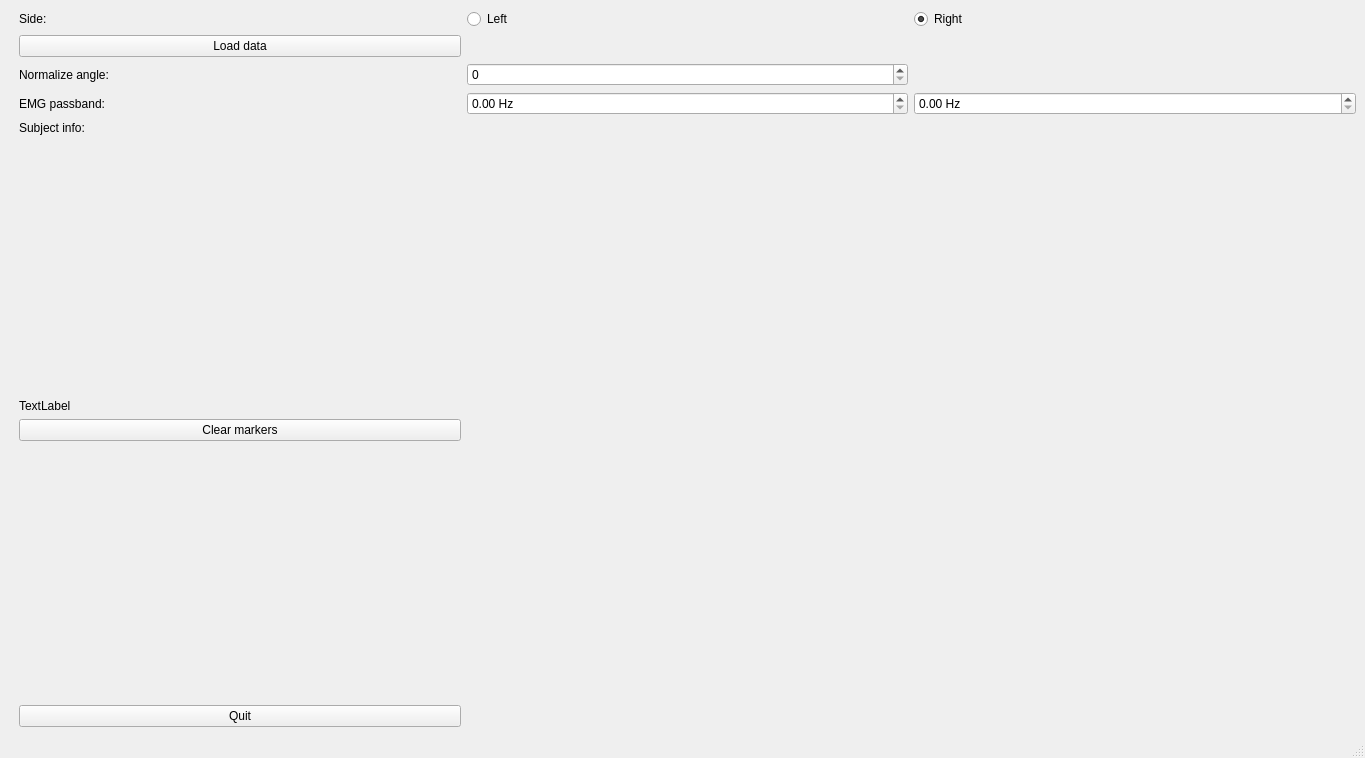
Before: the Qt Designer form gaitutils/nexus_scripts/tardieu.ui in NCH-Motion-Laboratory/gaitutils, drawn with Qt 5.
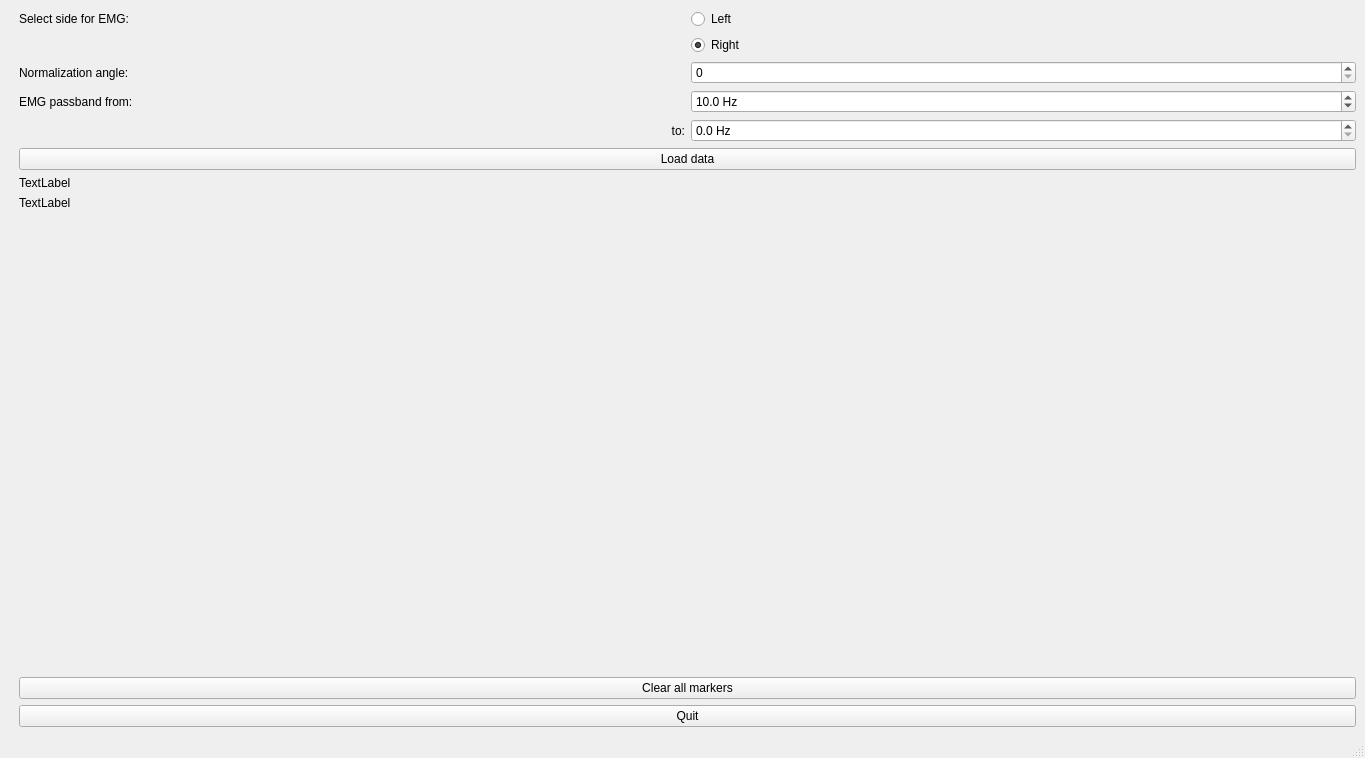
After: the same form once the commit is applied.

The edit to the form file:
```diff
--- a/gaitutils/nexus_scripts/tardieu.ui
+++ b/gaitutils/nexus_scripts/tardieu.ui
@@ -17,51 +17,14 @@
    <layout class="QHBoxLayout" name="horizontalLayout">
     <item>
      <layout class="QGridLayout" name="mainGridLayout">
-      <item row="1" column="3">
-       <widget class="QRadioButton" name="rbRight">
-        <property name="text">
-         <string>Right</string>
-        </property>
-        <property name="checked">
-         <bool>true</bool>
-        </property>
-       </widget>
-      </item>
       <item row="1" column="1">
        <widget class="QLabel" name="label">
         <property name="text">
-         <string>Side:</string>
-        </property>
-       </widget>
-      </item>
-      <item row="8" column="1">
-       <widget class="QPushButton" name="btnClearMarkers">
-        <property name="text">
-         <string>Clear markers</string>
-        </property>
-       </widget>
-      </item>
-      <item row="2" column="1">
-       <widget class="QPushButton" name="btnLoadData">
-        <property name="text">
-         <string>Load data</string>
+         <string>Select side for EMG:</string>
         </property>
        </widget>
       </item>
       <item row="10" column="1">
-       <spacer name="verticalSpacer">
-        <property name="orientation">
-         <enum>Qt::Vertical</enum>
-        </property>
-        <property name="sizeHint" stdset="0">
-         <size>
-          <width>20</width>
-          <height>40</height>
-         </size>
-        </property>
-       </spacer>
-      </item>
-      <item row="6" column="1">
        <spacer name="verticalSpacer_2">
         <property name="orientation">
          <enum>Qt::Vertical</enum>
@@ -81,65 +44,40 @@
         </property>
        </widget>
       </item>
-      <item row="11" column="1">
-       <widget class="QPushButton" name="btnQuit">
-        <property name="text">
-         <string>Quit</string>
-        </property>
-       </widget>
-      </item>
-      <item row="3" column="1">
+      <item row="4" column="1">
        <widget class="QLabel" name="label_2">
         <property name="text">
-         <string>Normalize angle:</string>
+         <string>Normalization angle:</string>
         </property>
        </widget>
       </item>
-      <item row="4" column="2">
+      <item row="5" column="2">
        <widget class="QDoubleSpinBox" name="spEMGLow">
         <property name="suffix">
          <string> Hz</string>
         </property>
-        <property name="maximum">
-         <double>5000.000000000000000</double>
+        <property name="decimals">
+         <number>1</number>
         </property>
-       </widget>
-      </item>
-      <item row="4" column="3">
-       <widget class="QDoubleSpinBox" name="spEMGHigh">
-        <property name="suffix">
-         <string> Hz</string>
-        </property>
         <property name="maximum">
          <double>5000.000000000000000</double>
         </property>
+        <property name="value">
+         <double>10.000000000000000</double>
+        </property>
        </widget>
       </item>
-      <item row="4" column="1">
+      <item row="5" column="1">
        <widget class="QLabel" name="label_3">
         <property name="text">
-         <string>EMG passband:</string>
+         <string>EMG passband from:</string>
         </property>
        </widget>
       </item>
-      <item row="3" column="2">
+      <item row="4" column="2">
        <widget class="QSpinBox" name="spNormAngle"/>
       </item>
-      <item row="5" column="1">
-       <widget class="QLabel" name="label_4">
-        <property name="text">
-         <string>Subject info:</string>
-        </property>
-       </widget>
-      </item>
-      <item row="7" column="1">
-       <widget class="QLabel" name="lblStatus">
-        <property name="text">
-         <string>TextLabel</string>
-        </property>
-       </widget>
-      </item>
-      <item row="6" column="0">
+      <item row="10" column="0">
        <spacer name="horizontalSpacer">
         <property name="orientation">
          <enum>Qt::Horizontal</enum>
@@ -155,6 +93,74 @@
         </property>
        </spacer>
       </item>
+      <item row="6" column="2">
+       <widget class="QDoubleSpinBox" name="spEMGHigh">
+        <property name="suffix">
+         <string> Hz</string>
+        </property>
+        <property name="decimals">
+         <number>1</number>
+        </property>
+        <property name="maximum">
+         <double>5000.000000000000000</double>
+        </property>
+       </widget>
+      </item>
+      <item row="9" column="1">
+       <widget class="QLabel" name="lblMarkerStatus">
+        <property name="text">
+         <string>TextLabel</string>
+        </property>
+       </widget>
+      </item>
+      <item row="6" column="1">
+       <widget class="QLabel" name="label_4">
+        <property name="text">
+         <string>to:</string>
+        </property>
+        <property name="alignment">
+         <set>Qt::AlignRight|Qt::AlignTrailing|Qt::AlignVCenter</set>
+        </property>
+       </widget>
+      </item>
+      <item row="2" column="2">
+       <widget class="QRadioButton" name="rbRight">
+        <property name="text">
+         <string>Right</string>
+        </property>
+        <property name="checked">
+         <bool>true</bool>
+        </property>
+       </widget>
+      </item>
+      <item row="8" column="1">
+       <widget class="QLabel" name="lblStatus">
+        <property name="text">
+         <string>TextLabel</string>
+        </property>
+       </widget>
+      </item>
+      <item row="7" column="1" colspan="2">
+       <widget class="QPushButton" name="btnLoadData">
+        <property name="text">
+         <string>Load data</string>
+        </property>
+       </widget>
+      </item>
+      <item row="12" column="1" colspan="2">
+       <widget class="QPushButton" name="btnClearMarkers">
+        <property name="text">
+         <string>Clear all markers</string>
+        </property>
+       </widget>
+      </item>
+      <item row="14" column="1" colspan="2">
+       <widget class="QPushButton" name="btnQuit">
+        <property name="text">
+         <string>Quit</string>
+        </property>
+       </widget>
+      </item>
      </layout>
     </item>
    </layout>
```
